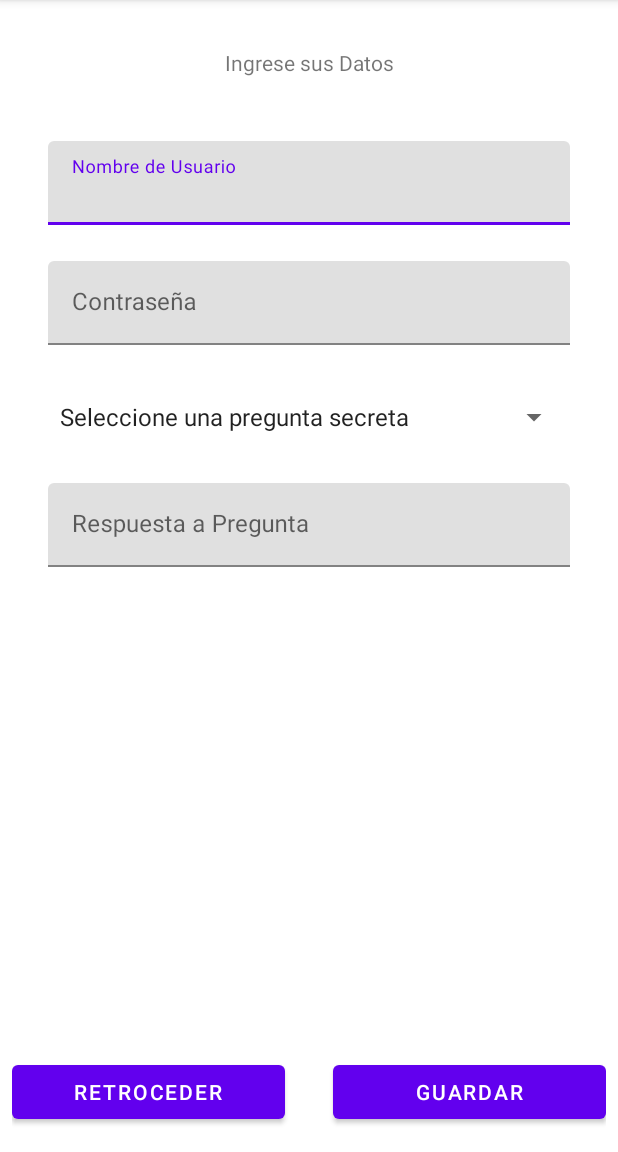
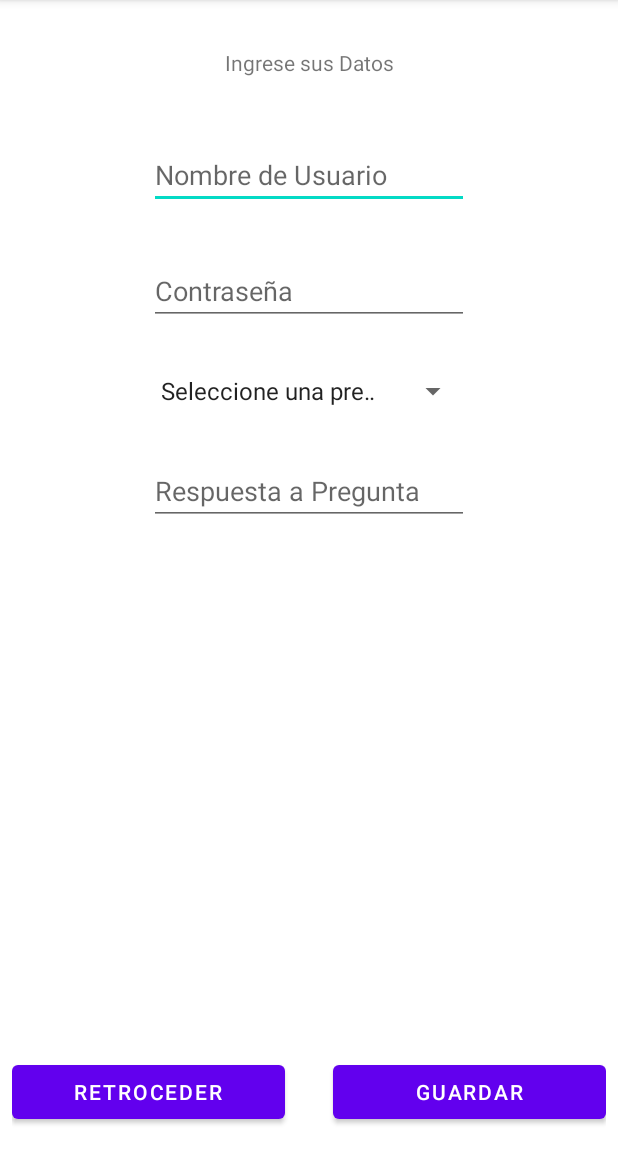
Before and after one commit to ctapia-cl/MisEventos, an Android app: the registro screen opened directly, with no data from a screen before it, on a phone screen of 412 x 824 dp, the part 84-1236 px from its top. Run offline under Robolectric (Android 15) with nearby library versions, the phone set to English and light mode, and no system bars.

Commit message:
Se crea bbdd

```diff
--- a/app/src/main/java/com/example/miseventos/AdministradorBaseDatos.java
+++ b/app/src/main/java/com/example/miseventos/AdministradorBaseDatos.java
@@ -13,12 +13,12 @@ public class AdministradorBaseDatos extends SQLiteOpenHelper {
 
     @Override
     public void onCreate(SQLiteDatabase db) {
-        db.execSQL("create table clientes ()");
+        db.execSQL("create table usuarios (username text primary key, contrasena text, pregunta text, respuesta text)");
 
     }
 
     @Override
-    public void onUpgrade(SQLiteDatabase sqLiteDatabase, int i, int i1) {
+    public void onUpgrade(SQLiteDatabase db, int oldVersion, int newVersion) {
 
     }
 }
--- a/app/src/main/java/com/example/miseventos/registro.java
+++ b/app/src/main/java/com/example/miseventos/registro.java
@@ -2,11 +2,15 @@ package com.example.miseventos;
 
 import androidx.appcompat.app.AppCompatActivity;
 
+import android.content.ContentValues;
 import android.content.Intent;
+import android.database.sqlite.SQLiteDatabase;
 import android.os.Bundle;
+import android.util.Log;
 import android.view.View;
 import android.widget.ArrayAdapter;
 import android.widget.Button;
+import android.widget.EditText;
 import android.widget.Spinner;
 import android.widget.TextView;
 import android.widget.Toast;
@@ -17,8 +21,8 @@ import java.util.ArrayList;
 
 public class registro extends AppCompatActivity {
 
-    private TextInputLayout tilUsername, tilContrasena, tilRespuesta;
-    private Button btnVolver, btnGuardar, btnSalir;
+    private EditText etUsername, etPass, etRespuesta;
+    private Button btnVolver, btnGuardar;
     private Spinner spnPregunta;
     private TextView tvIngdatos;
 
@@ -29,6 +33,8 @@ public class registro extends AppCompatActivity {
     //Usuarios
     private ArrayList<Usuarios> losUsuarios;
 
+    private int indiceActual = 0;
+
     @Override
     protected void onCreate(Bundle savedInstanceState) {
         super.onCreate(savedInstanceState);
@@ -37,32 +43,49 @@ public class registro extends AppCompatActivity {
         poblar();
         referencias();
         eventos();
+        obtenerDatosUsuario();
 
     }
 
+    private void obtenerDatosUsuario(){
+        if(indiceActual >= 0 && indiceActual < losUsuarios.size()) {
+            Usuarios uss = losUsuarios.get(indiceActual);
+            etUsername.setText(uss.getUsername());
+            etPass.setText(uss.getContrasena());
+            etRespuesta.setText(uss.getRespuesta());
+
+            if(uss.getPregunta().equals("Nombre de Mascota")) spnPregunta.setSelection(1);
+
+            if(uss.getPregunta().equals("Mes de nacimiento")) spnPregunta.setSelection(2);
+
+            if(uss.getPregunta().equals("Ciudad de nacimiento")) spnPregunta.setSelection(3);
+
+        }
+    }
+
     private void grabarUsuario(){
-        String userName, contrasena, pregunta, respuesta = "";
+        String username, contrasena, pregunta, respuesta = "";
         boolean userNameOk = true;
 
-        userName = tilUsername.getEditText().getText().toString();
-        contrasena = tilContrasena.getEditText().getText().toString();
+        username = etUsername.getText().toString();
+        contrasena = etPass.getText().toString();
         pregunta = spnPregunta.getSelectedItem().toString();
-        respuesta = tilRespuesta.getEditText().getText().toString();
+        respuesta = etRespuesta.getText().toString();
 
         for(Usuarios u : losUsuarios){
-            if(u.getNombre().equals(userName)) {
+            if(u.getUsername().equals(username)) {
                 userNameOk = false;
                 break;
             }
         }
-        if(userName.isEmpty() || contrasena.isEmpty() || spnPregunta.getSelectedItemPosition() == 0 || respuesta.isEmpty()){
+        if(username.isEmpty() || contrasena.isEmpty() || spnPregunta.getSelectedItemPosition() == 0 || respuesta.isEmpty()){
             //userName.setError("Tiene errores de validación");
         }else {
             if(userNameOk) {
-                Usuarios uss = new Usuarios(userName, contrasena, pregunta, respuesta);
+                Usuarios uss = new Usuarios(username, contrasena, pregunta, respuesta);
                 losUsuarios.add(uss);
 
-                //grabarBaseDatos(cli);
+                grabarBaseDatos(uss);
 
                 Toast.makeText(registro.this, "Grabado exitosamente", Toast.LENGTH_SHORT).show();
             }else{
@@ -72,6 +95,30 @@ public class registro extends AppCompatActivity {
             }
         }
     }
+
+    public void grabarBaseDatos(Usuarios uss){
+        try{
+            AdministradorBaseDatos adbd = new AdministradorBaseDatos(this, "BDAplicacion", null, 1);
+            SQLiteDatabase miBD = adbd.getWritableDatabase();
+
+            //Forma android
+            ContentValues reg = new ContentValues();
+            reg.put("username", uss.getUsername());
+            reg.put("contrasena", uss.getContrasena());
+            reg.put("pregunta", uss.getPregunta());
+            reg.put("respuesta", uss.getRespuesta());
+
+            miBD.insert("usuarios", null, reg);
+
+            miBD.close();
+        }catch (Exception ex){
+            Log.e("TAG_", ex.toString());
+        }
+
+        //consultaSQL();
+
+    }
+
     private void poblar() {
         preguntaSecreta = new String[4];
 
@@ -81,15 +128,11 @@ public class registro extends AppCompatActivity {
         preguntaSecreta[3] = "Ciudad de nacimiento";
 
         losUsuarios = new ArrayList<Usuarios>();
-        losUsuarios.add(new Usuarios("admin", "admin123", "Mes de nacimiento", "septiembre" ));
+        //losUsuarios.add(new Usuarios("admin", "admin123", "Mes de nacimiento", "septiembre" ));
 
     }
 
-    private void mostrarprimeraActividad(){
-        Intent primeraPantalla = new Intent(this,MainActivity.class);
-        startActivity(primeraPantalla);
 
-    }
     //region Eventos y referencias
     private void eventos(){
 
@@ -108,13 +151,12 @@ public class registro extends AppCompatActivity {
     }
     private void referencias() {
 
-        tilUsername = findViewById(R.id.tilUsername);
-        tilContrasena = findViewById(R.id.tilContrasena);
+        etUsername = findViewById(R.id.etUsername);
+        etPass = findViewById(R.id.etPass);
         spnPregunta = findViewById(R.id.spnPregunta);
-        tilRespuesta = findViewById(R.id.tilRespuesta);
+        etRespuesta = findViewById(R.id.etRespuesta);
         btnVolver = findViewById(R.id.btnVolver);
         btnGuardar = findViewById(R.id.btnGuardar);
-        btnSalir = findViewById(R.id.btnGuardar);
         tvIngdatos = findViewById(R.id.tvIngdatos);
 
 
--- a/app/src/main/res/layout/activity_registro.xml
+++ b/app/src/main/res/layout/activity_registro.xml
@@ -34,66 +34,14 @@
             android:text="Guardar" />
     </LinearLayout>
 
-    <com.google.android.material.textfield.TextInputLayout
-        android:id="@+id/tilUsername"
-        android:layout_width="0dp"
-        android:layout_height="wrap_content"
-        android:layout_marginStart="32dp"
-        android:layout_marginTop="32dp"
-        android:layout_marginEnd="32dp"
-        app:layout_constraintEnd_toEndOf="parent"
-        app:layout_constraintStart_toStartOf="parent"
-        app:layout_constraintTop_toBottomOf="@+id/tvIngdatos">
-
-        <com.google.android.material.textfield.TextInputEditText
-            android:layout_width="match_parent"
-            android:layout_height="wrap_content"
-            android:hint="Nombre de Usuario" />
-    </com.google.android.material.textfield.TextInputLayout>
-
-    <com.google.android.material.textfield.TextInputLayout
-        android:id="@+id/tilContrasena"
-        android:layout_width="0dp"
-        android:layout_height="wrap_content"
-        android:layout_marginStart="32dp"
-        android:layout_marginTop="24dp"
-        android:layout_marginEnd="32dp"
-        app:layout_constraintEnd_toEndOf="parent"
-        app:layout_constraintStart_toStartOf="parent"
-        app:layout_constraintTop_toBottomOf="@+id/tilUsername">
-
-        <com.google.android.material.textfield.TextInputEditText
-            android:layout_width="match_parent"
-            android:layout_height="wrap_content"
-            android:hint="Contraseña" />
-    </com.google.android.material.textfield.TextInputLayout>
-
-    <com.google.android.material.textfield.TextInputLayout
-        android:id="@+id/tilRespuesta"
-        android:layout_width="0dp"
-        android:layout_height="wrap_content"
-        android:layout_marginStart="32dp"
-        android:layout_marginTop="32dp"
-        android:layout_marginEnd="32dp"
-        app:layout_constraintEnd_toEndOf="parent"
-        app:layout_constraintStart_toStartOf="parent"
-        app:layout_constraintTop_toBottomOf="@+id/spnPregunta">
-
-        <com.google.android.material.textfield.TextInputEditText
-            android:layout_width="match_parent"
-            android:layout_height="wrap_content"
-            android:hint="Respuesta a Pregunta" />
-    </com.google.android.material.textfield.TextInputLayout>
-
     <Spinner
         android:id="@+id/spnPregunta"
         android:layout_width="0dp"
         android:layout_height="wrap_content"
-        android:layout_marginTop="36dp"
-        app:layout_constraintEnd_toEndOf="@+id/tilContrasena"
-        app:layout_constraintHorizontal_bias="0.0"
-        app:layout_constraintStart_toStartOf="@+id/tilContrasena"
-        app:layout_constraintTop_toBottomOf="@+id/tilContrasena" />
+        android:layout_marginTop="32dp"
+        app:layout_constraintEnd_toEndOf="@+id/etPass"
+        app:layout_constraintStart_toStartOf="@+id/etPass"
+        app:layout_constraintTop_toBottomOf="@+id/etPass" />
 
     <TextView
         android:id="@+id/tvIngdatos"
@@ -107,4 +55,40 @@
         app:layout_constraintStart_toStartOf="parent"
         app:layout_constraintTop_toTopOf="parent" />
 
+    <EditText
+        android:id="@+id/etUsername"
+        android:layout_width="wrap_content"
+        android:layout_height="wrap_content"
+        android:layout_marginTop="32dp"
+        android:ems="10"
+        android:hint="Nombre de Usuario"
+        android:inputType="textPersonName"
+        app:layout_constraintEnd_toEndOf="parent"
+        app:layout_constraintStart_toStartOf="parent"
+        app:layout_constraintTop_toBottomOf="@+id/tvIngdatos" />
+
+    <EditText
+        android:id="@+id/etPass"
+        android:layout_width="wrap_content"
+        android:layout_height="wrap_content"
+        android:layout_marginTop="32dp"
+        android:ems="10"
+        android:hint="Contraseña"
+        android:inputType="textPersonName"
+        app:layout_constraintEnd_toEndOf="parent"
+        app:layout_constraintStart_toStartOf="parent"
+        app:layout_constraintTop_toBottomOf="@+id/etUsername" />
+
+    <EditText
+        android:id="@+id/etRespuesta"
+        android:layout_width="wrap_content"
+        android:layout_height="wrap_content"
+        android:layout_marginTop="32dp"
+        android:ems="10"
+        android:hint="Respuesta a Pregunta"
+        android:inputType="textPersonName"
+        app:layout_constraintEnd_toEndOf="parent"
+        app:layout_constraintStart_toStartOf="parent"
+        app:layout_constraintTop_toBottomOf="@+id/spnPregunta" />
+
 </androidx.constraintlayout.widget.ConstraintLayout>
```
Also changed, not shown: app/src/main/java/com/example/miseventos/Usuarios.java (+10 -14 lines).
